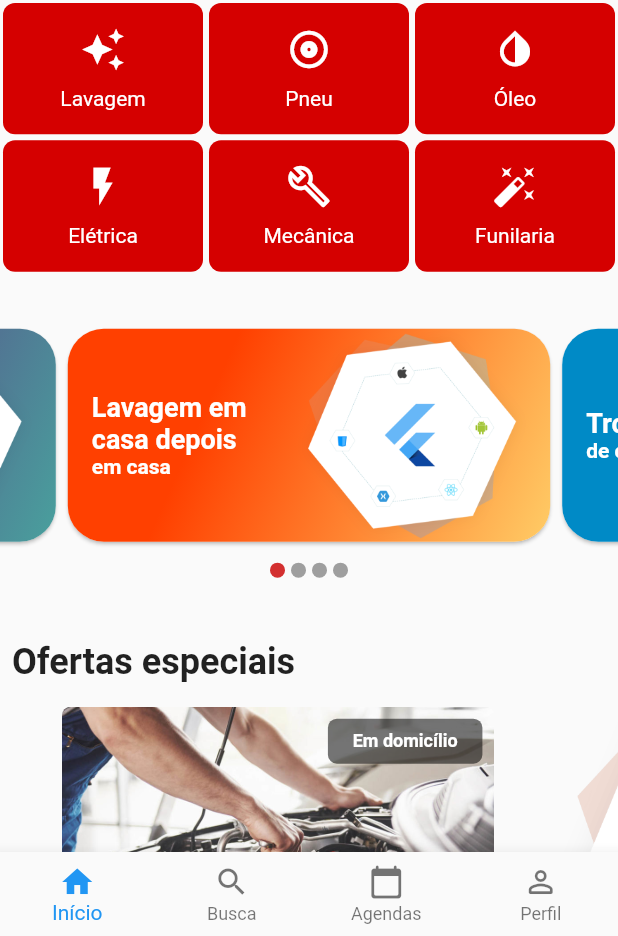
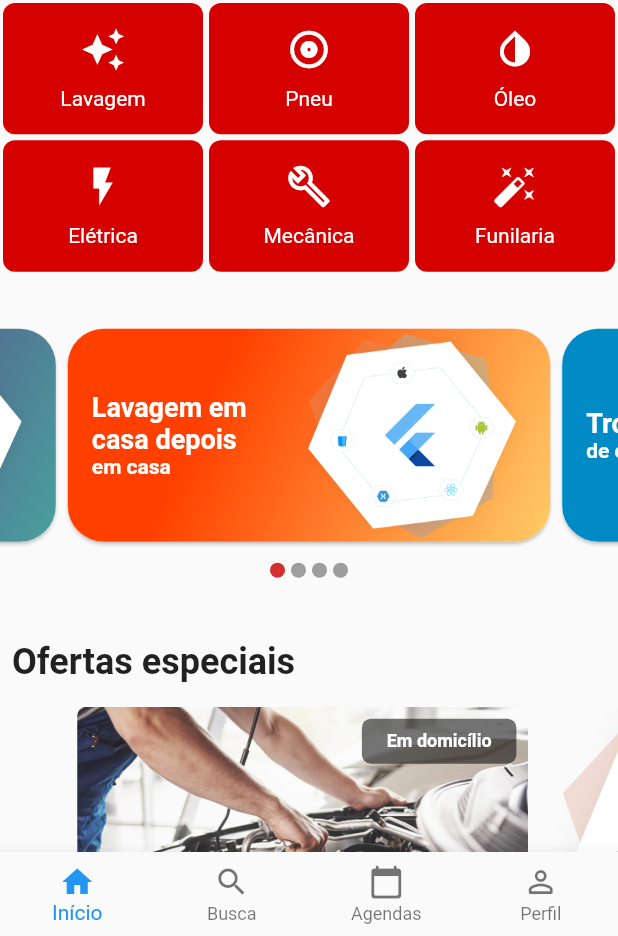
Before and after one commit to JoseCamilo/car-service-mobile, a Flutter app: the screen it shows after launch, on a phone screen of 412 x 824 dp, the part 300-1236 px from its top. Run offline on Flutter 3.47's test engine with Material 2 defaults, Android fonts, the phone set to English and light mode, and no system bars; drawn by our look-alikes of carousel_slider.

Commit message:
Novos asjustes de tamanho e espaçamento

```diff
--- a/lib/components/banner_carousel.dart
+++ b/lib/components/banner_carousel.dart
@@ -14,13 +14,15 @@
     return CarouselSlider(
       options: CarouselOptions(
         height: MediaQuery.of(context).size.height * 0.35,
+        viewportFraction: 0.75,
         enableInfiniteScroll: false,
       ),
       items: listBanner.map((card) {
         return Builder(builder: (BuildContext context) {
-          return Container(
-            height: MediaQuery.of(context).size.height * 0.30,
-            width: MediaQuery.of(context).size.width,
+          return Padding(
+            padding: EdgeInsets.only(
+              right: MediaQuery.of(context).size.width * 0.02,
+            ),
             child: card,
           );
         });
@@ -46,9 +48,7 @@
 
   @override
   Widget build(BuildContext context) {
-    return Padding(
-      padding: const EdgeInsets.only(right: 16.0),
-      child: Material(
+    return Material(
       shape: RoundedRectangleBorder(
         borderRadius: BorderRadius.circular(8.0),
       ),
@@ -72,7 +72,7 @@
                 children: [
                   Container(
                     height: MediaQuery.of(context).size.height * 0.25,
-                      width: MediaQuery.of(context).size.width * 0.70,
+                    width: MediaQuery.of(context).size.width * 0.73,
                     decoration: BoxDecoration(
                       borderRadius: BorderRadius.all(Radius.circular(6.0)),
                       image: DecorationImage(
@@ -124,9 +124,10 @@
               mainAxisAlignment: MainAxisAlignment.start,
               children: [
                 Padding(
-                    padding: const EdgeInsets.only(top: 8.0, left: 8.0),
+                  padding: EdgeInsets.only(
+                      top: 8.0, left: MediaQuery.of(context).size.width * 0.02),
                   child: SizedBox(
-                      width: MediaQuery.of(context).size.width * 0.74,
+                    width: MediaQuery.of(context).size.width * 0.7,
                     child: Text(
                       this.title,
                       overflow: TextOverflow.ellipsis,
@@ -147,9 +148,12 @@
                 mainAxisAlignment: MainAxisAlignment.start,
                 children: [
                   Padding(
-                      padding: const EdgeInsets.only(top: 8.0, left: 8.0),
+                    padding: EdgeInsets.only(
+                      top: 8.0,
+                      left: MediaQuery.of(context).size.width * 0.02,
+                    ),
                     child: SizedBox(
-                        width: MediaQuery.of(context).size.width * 0.74,
+                      width: MediaQuery.of(context).size.width * 0.7,
                       child: Text(
                         this.subtitle,
                         overflow: TextOverflow.ellipsis,
@@ -166,7 +170,6 @@
               ),
             ),
           ],
-          ),
         ),
       ),
     );
--- a/lib/components/banner_list.dart
+++ b/lib/components/banner_list.dart
@@ -18,9 +18,7 @@
 
   @override
   Widget build(BuildContext context) {
-    return Padding(
-      padding: const EdgeInsets.only(top: 32.0),
-      child: Material(
+    return Material(
       shape: RoundedRectangleBorder(
         borderRadius: BorderRadius.circular(8.0),
       ),
@@ -150,7 +148,6 @@
           ],
         ),
       ),
-      ),
     );
   }
 
--- a/lib/screens/filter_body.dart
+++ b/lib/screens/filter_body.dart
@@ -68,7 +68,8 @@
           SliverList(
             delegate: SliverChildBuilderDelegate(
               (BuildContext context, int index) {
-                return Container(
+                return Padding(
+                  padding: const EdgeInsets.only(top: 16.0),
                   child: listBanner[index],
                 );
               },
--- a/lib/screens/filter_eletric.dart
+++ b/lib/screens/filter_eletric.dart
@@ -69,7 +69,8 @@
           SliverList(
             delegate: SliverChildBuilderDelegate(
               (BuildContext context, int index) {
-                return Container(
+                return Padding(
+                  padding: const EdgeInsets.only(top: 16.0),
                   child: listBanner[index],
                 );
               },
--- a/lib/screens/filter_mechanics.dart
+++ b/lib/screens/filter_mechanics.dart
@@ -69,7 +69,8 @@
           SliverList(
             delegate: SliverChildBuilderDelegate(
               (BuildContext context, int index) {
-                return Container(
+                return Padding(
+                  padding: const EdgeInsets.only(top: 16.0),
                   child: listBanner[index],
                 );
               },
--- a/lib/screens/filter_oil.dart
+++ b/lib/screens/filter_oil.dart
@@ -69,7 +69,8 @@
           SliverList(
             delegate: SliverChildBuilderDelegate(
               (BuildContext context, int index) {
-                return Container(
+                return Padding(
+                  padding: const EdgeInsets.only(top: 16.0),
                   child: listBanner[index],
                 );
               },
--- a/lib/screens/filter_tire.dart
+++ b/lib/screens/filter_tire.dart
@@ -68,7 +68,8 @@
           SliverList(
             delegate: SliverChildBuilderDelegate(
               (BuildContext context, int index) {
-                return Container(
+                return Padding(
+                  padding: const EdgeInsets.only(top: 16.0),
                   child: listBanner[index],
                 );
               },
--- a/lib/screens/filter_wash.dart
+++ b/lib/screens/filter_wash.dart
@@ -68,7 +68,8 @@
           SliverList(
             delegate: SliverChildBuilderDelegate(
               (BuildContext context, int index) {
-                return Container(
+                return Padding(
+                  padding: const EdgeInsets.only(top: 16.0),
                   child: listBanner[index],
                 );
               },
--- a/lib/screens/search.dart
+++ b/lib/screens/search.dart
@@ -73,7 +73,8 @@
           SliverList(
             delegate: SliverChildBuilderDelegate(
               (BuildContext context, int index) {
-                return Container(
+                return Padding(
+                  padding: const EdgeInsets.only(top: 16.0),
                   child: listBanner[index],
                 );
               },
```
Lines whose indentation alone changed are shown as unchanged.
